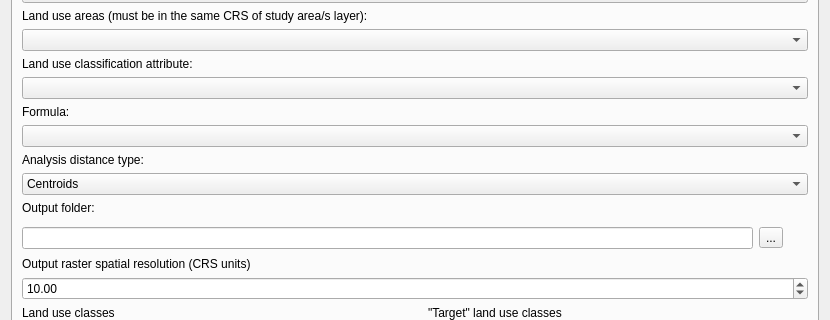
Above: mapping_ecosystem_services_dialog_base.ui from NaturalGIS/mapping_ecosystem_services before the change; both pictures show x 0 to 830 and y 134 to 454 of the 830 by 817 pixel window. Below: the same form after it.
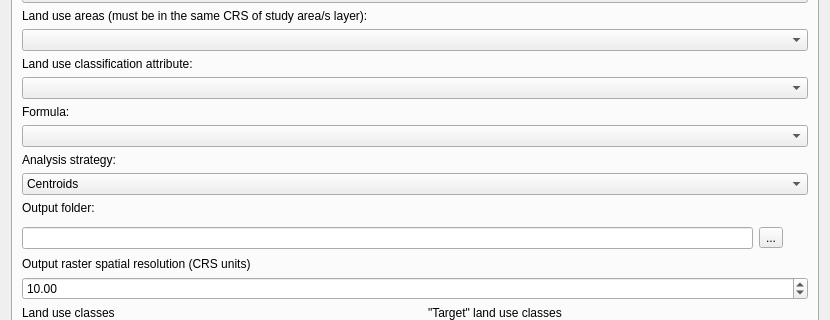
That is the form after the change. Icons and pictures are not drawn.

Diff of the .ui file:
```diff
--- a/mapping_ecosystem_services_dialog_base.ui
+++ b/mapping_ecosystem_services_dialog_base.ui
@@ -97,7 +97,7 @@
        <item>
         <widget class="QLabel" name="label_9">
          <property name="text">
-          <string>Analysis distance type:</string>
+          <string>Analysis strategy:</string>
          </property>
         </widget>
        </item>
```
Left out of the diff: 2 changed lines with no effect on the pictures.
